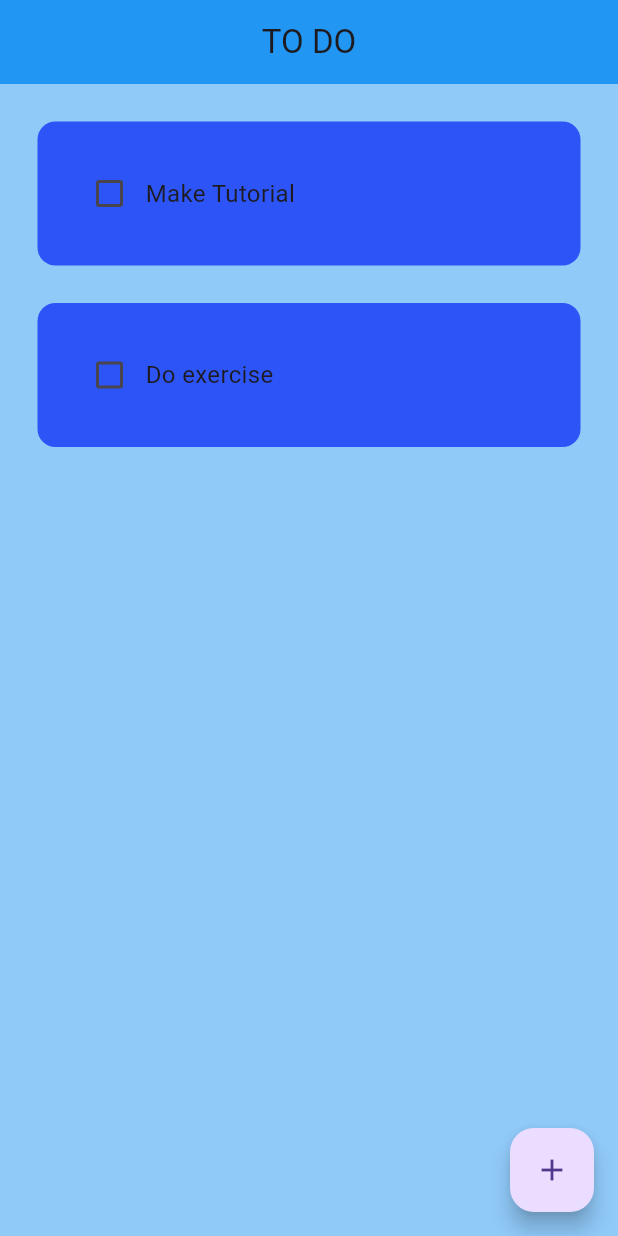
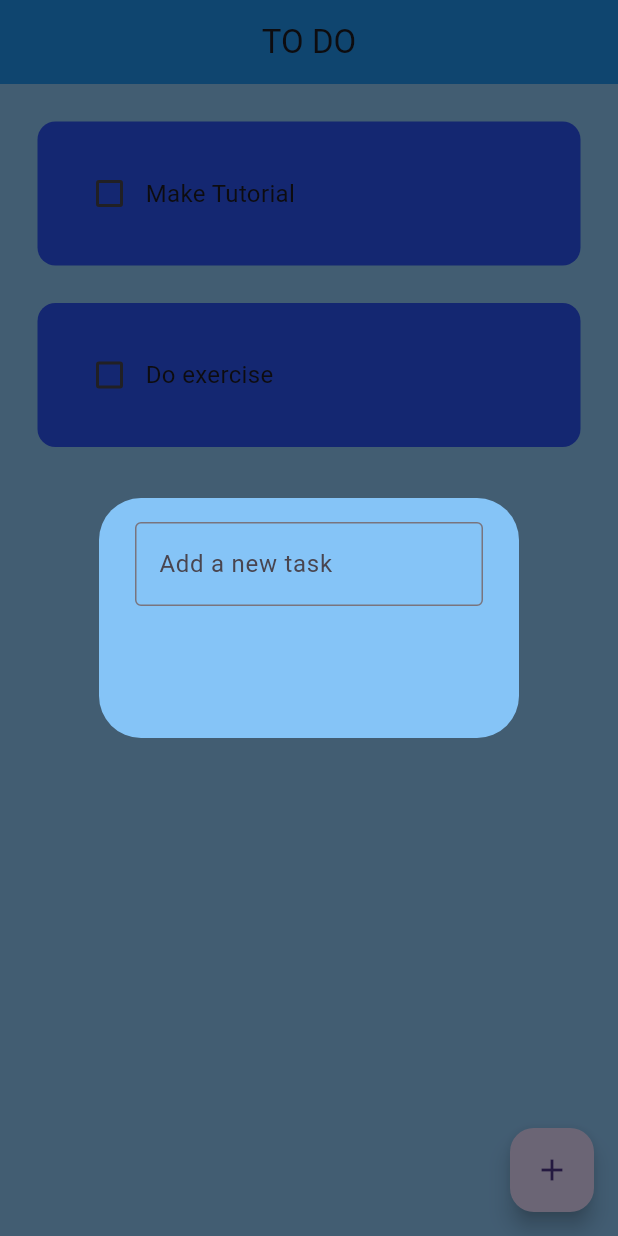
Before and after one commit to EstherNjihia/todo_app, a Flutter app: the screen it shows after launch, after a tap on the "add" icon, on a phone screen of 412 x 824 dp. Run offline on Flutter 3.47's test engine with Material 3 defaults, Android fonts, the phone set to English and light mode, and no system bars.

Commit message:
Added files

```diff
--- a/lib/pages/home_page.dart
+++ b/lib/pages/home_page.dart
@@ -1,6 +1,7 @@
 // ignore_for_file: prefer_const_constructors, prefer_const_literals_to_create_immutables
 
 import 'package:flutter/material.dart';
+import 'package:todo_app/util/dialog_box.dart';
 import 'package:todo_app/util/todo_tile.dart';
 
 class HomePage extends StatefulWidget {
@@ -18,11 +19,20 @@ class _HomePageState extends State<HomePage> {
     ["Do exercise", false]
   ];
 
-  //method
+  //checkbox was tapped
   void checkBoxChanged(bool? value, int index) {
     setState(() {
       toDoList[index][1] = !toDoList[index][1];
     });
+  }
+
+  //Create new Task method
+  void createNewTask() {
+    showDialog(
+        context: context,
+        builder: (context) {
+          return DialogBox();
+        });
   }
 
   @override
@@ -38,7 +48,7 @@ class _HomePageState extends State<HomePage> {
         elevation: 0,
       ),
       floatingActionButton: FloatingActionButton(
-        onPressed: () {},
+        onPressed: createNewTask,
         child: Icon(Icons.add),
       ),
       body: ListView.builder(
--- /dev/null
+++ b/lib/util/dialog_box.dart
@@ -0,0 +1,30 @@
+// ignore_for_file: prefer_const_constructors, prefer_const_literals_to_create_immutables, sized_box_for_whitespace
+
+import 'package:flutter/material.dart';
+
+class DialogBox extends StatelessWidget {
+  const DialogBox({super.key});
+
+  @override
+  Widget build(BuildContext context) {
+    return AlertDialog(
+      backgroundColor: Color.fromARGB(255, 133, 196, 247),
+      content: Container(
+        height: 120,
+        child: Column(
+          children: [
+            //get user input
+            TextField(
+              decoration: InputDecoration(
+                border: OutlineInputBorder(),
+                hintText: "Add a new task",
+              ),
+            ),
+
+            //buttons -> save + cancel
+          ],
+        ),
+      ),
+    );
+  }
+}
--- /dev/null
+++ b/lib/util/my_button.dart
@@ -0,0 +1,10 @@
+import 'package:flutter/material.dart';
+
+class MyButton extends StatelessWidget {
+  const MyButton({super.key});
+
+  @override
+  Widget build(BuildContext context) {
+    return Container();
+  }
+}
```
